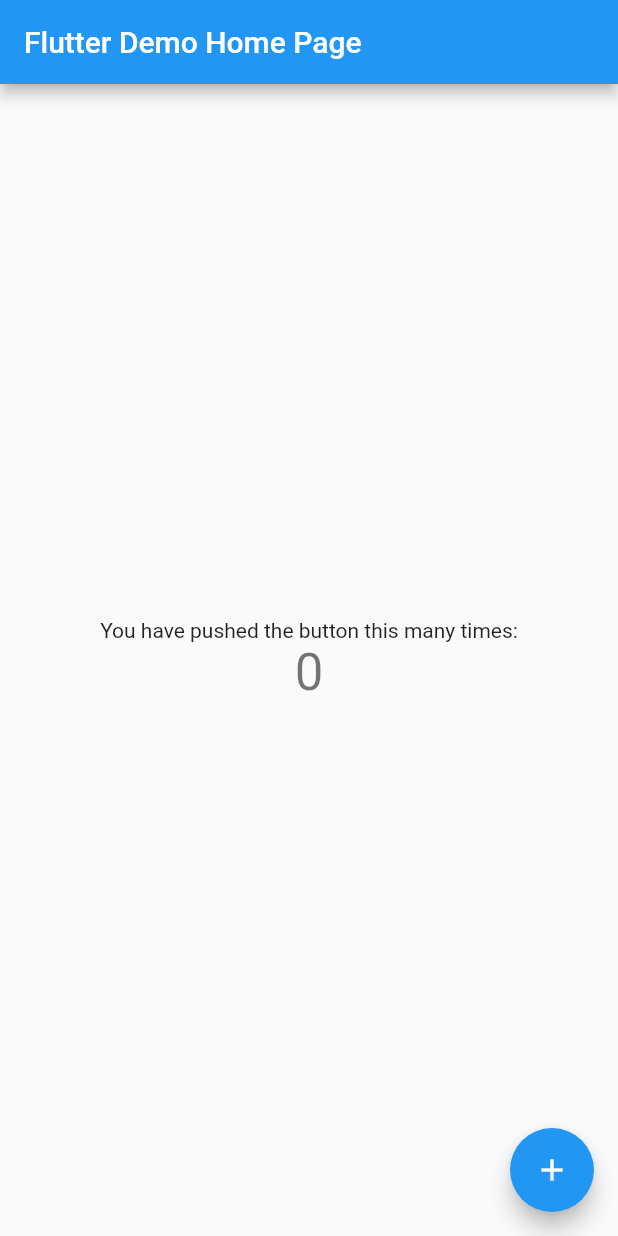
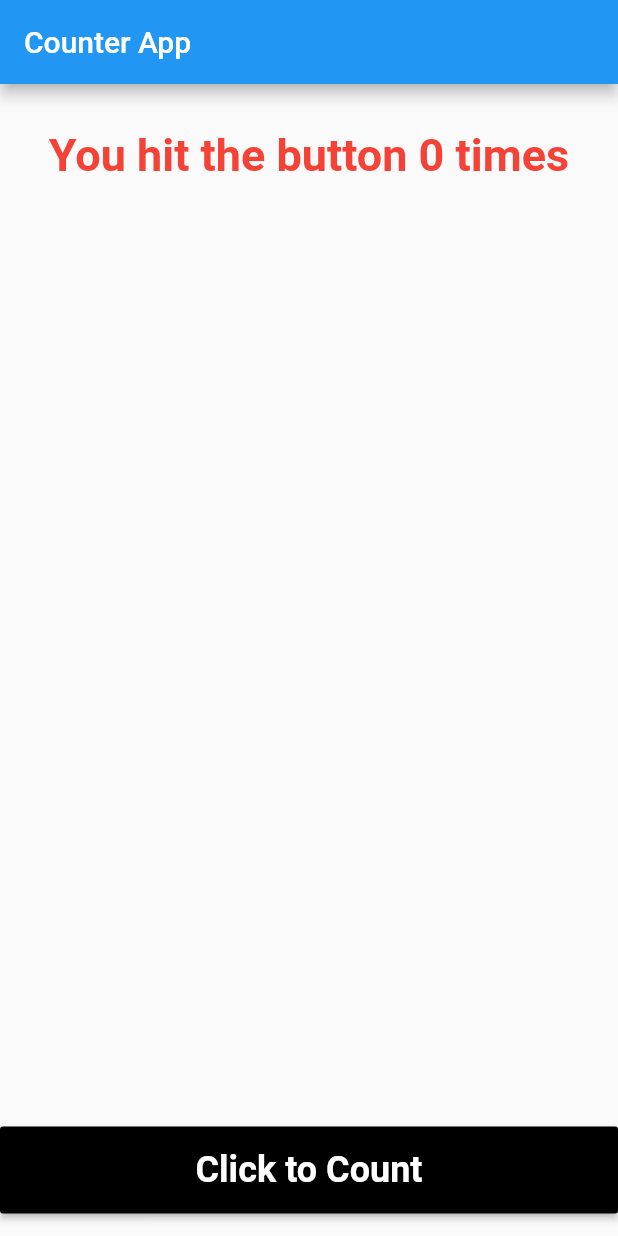
Before and after one commit to MFahadUmer/counter, a Flutter app: the screen it shows after launch, on a phone screen of 412 x 824 dp. Run offline on Flutter 3.47's test engine with Material 2 defaults, Android fonts, the phone set to English and light mode, and no system bars.

Commit message:
Adds Counter Feature

```diff
--- a/lib/main.dart
+++ b/lib/main.dart
@@ -1,113 +1,60 @@
 import 'package:flutter/material.dart';
 
-void main() {
-  runApp(MyApp());
+void main(List<String> args) => runApp(MyCounter());
+
+class MyCounter extends StatefulWidget {
+  @override
+  State<StatefulWidget> createState() => MyCounterState();
 }
 
-class MyApp extends StatelessWidget {
-  // This widget is the root of your application.
+class MyCounterState extends State<MyCounter> {
+  var _counter = 0;
   @override
   Widget build(BuildContext context) {
     return MaterialApp(
-      title: 'Flutter Demo',
-      theme: ThemeData(
-        // This is the theme of your application.
-        //
-        // Try running your application with "flutter run". You'll see the
-        // application has a blue toolbar. Then, without quitting the app, try
-        // changing the primarySwatch below to Colors.green and then invoke
-        // "hot reload" (press "r" in the console where you ran "flutter run",
-        // or simply save your changes to "hot reload" in a Flutter IDE).
-        // Notice that the counter didn't reset back to zero; the application
-        // is not restarted.
-        primarySwatch: Colors.blue,
+      home: Scaffold(
+        appBar: AppBar(
+          title: Text('Counter App'),
+        ),
+        body: Container(
+          margin: EdgeInsets.only(top: 30),
+          width: double.infinity,
+          child: Text(
+            'You hit the button $_counter times',
+            textAlign: TextAlign.center,
+            style: _counter % 2 == 0
+                ? TextStyle(
+                    fontSize: 30,
+                    fontWeight: FontWeight.bold,
+                    color: Colors.red)
+                : TextStyle(
+                    fontSize: 30,
+                    fontWeight: FontWeight.bold,
+                    color: Colors.green),
+          ),
+        ),
+        bottomNavigationBar: Container(
+          width: double.infinity,
+          margin: EdgeInsets.only(bottom: 15),
+          child: RaisedButton(
+            padding: EdgeInsets.fromLTRB(30, 15, 30, 15),
+            color: Colors.black,
+            child: Text(
+              'Click to Count',
+              textAlign: TextAlign.center,
+              style: TextStyle(
+                  fontSize: 24,
+                  fontWeight: FontWeight.bold,
+                  color: Colors.white),
+            ),
+            onPressed: () {
+              setState(() {
+                _counter += 1;
+              });
+            },
+          ),
+        ),
       ),
-      home: MyHomePage(title: 'Flutter Demo Home Page'),
     );
   }
 }
-
-class MyHomePage extends StatefulWidget {
-  MyHomePage({Key? key, required this.title}) : super(key: key);
-
-  // This widget is the home page of your application. It is stateful, meaning
-  // that it has a State object (defined below) that contains fields that affect
-  // how it looks.
-
-  // This class is the configuration for the state. It holds the values (in this
-  // case the title) provided by the parent (in this case the App widget) and
-  // used by the build method of the State. Fields in a Widget subclass are
-  // always marked "final".
-
-  final String title;
-
-  @override
-  _MyHomePageState createState() => _MyHomePageState();
-}
-
-class _MyHomePageState extends State<MyHomePage> {
-  int _counter = 0;
-
-  void _incrementCounter() {
-    setState(() {
-      // This call to setState tells the Flutter framework that something has
-      // changed in this State, which causes it to rerun the build method below
-      // so that the display can reflect the updated values. If we changed
-      // _counter without calling setState(), then the build method would not be
-      // called again, and so nothing would appear to happen.
-      _counter++;
-    });
-  }
-
-  @override
-  Widget build(BuildContext context) {
-    // This method is rerun every time setState is called, for instance as done
-    // by the _incrementCounter method above.
-    //
-    // The Flutter framework has been optimized to make rerunning build methods
-    // fast, so that you can just rebuild anything that needs updating rather
-    // than having to individually change instances of widgets.
-    return Scaffold(
-      appBar: AppBar(
-        // Here we take the value from the MyHomePage object that was created by
-        // the App.build method, and use it to set our appbar title.
-        title: Text(widget.title),
-      ),
-      body: Center(
-        // Center is a layout widget. It takes a single child and positions it
-        // in the middle of the parent.
-        child: Column(
-          // Column is also a layout widget. It takes a list of children and
-          // arranges them vertically. By default, it sizes itself to fit its
-          // children horizontally, and tries to be as tall as its parent.
-          //
-          // Invoke "debug painting" (press "p" in the console, choose the
-          // "Toggle Debug Paint" action from the Flutter Inspector in Android
-          // Studio, or the "Toggle Debug Paint" command in Visual Studio Code)
-          // to see the wireframe for each widget.
-          //
-          // Column has various properties to control how it sizes itself and
-          // how it positions its children. Here we use mainAxisAlignment to
-          // center the children vertically; the main axis here is the vertical
-          // axis because Columns are vertical (the cross axis would be
-          // horizontal).
-          mainAxisAlignment: MainAxisAlignment.center,
-          children: <Widget>[
-            Text(
-              'You have pushed the button this many times:',
-            ),
-            Text(
-              '$_counter',
-              style: Theme.of(context).textTheme.headline4,
-            ),
-          ],
-        ),
-      ),
-      floatingActionButton: FloatingActionButton(
-        onPressed: _incrementCounter,
-        tooltip: 'Increment',
-        child: Icon(Icons.add),
-      ), // This trailing comma makes auto-formatting nicer for build methods.
-    );
-  }
-}
```
